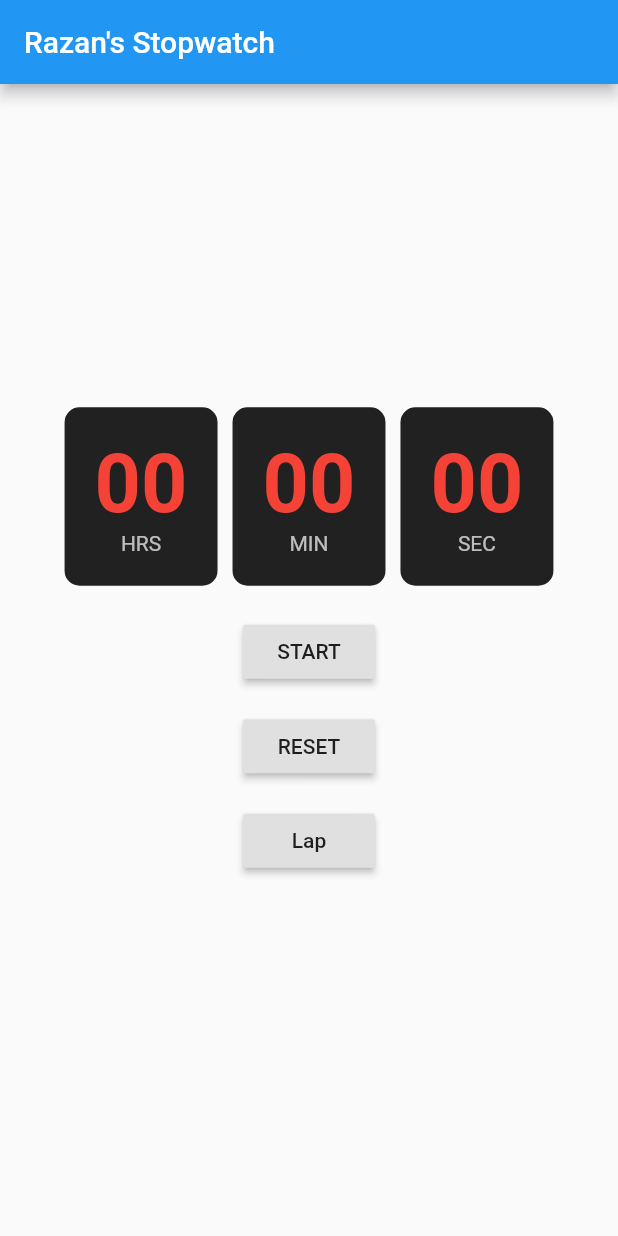
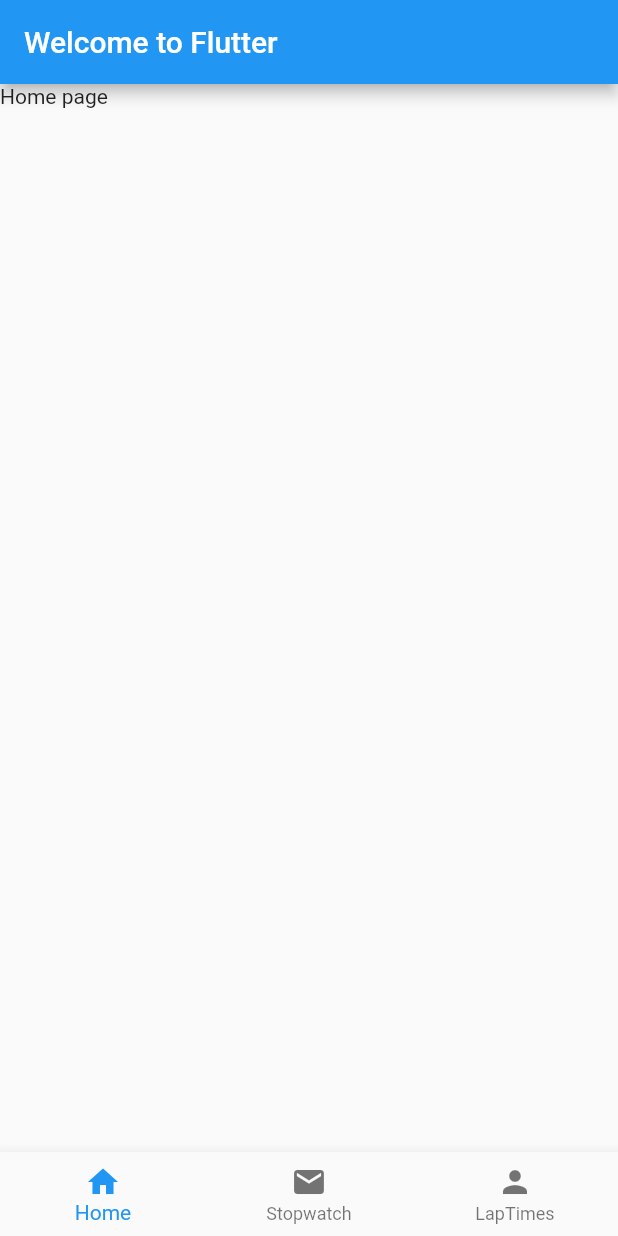
Before and after one commit to razanjoshi/flutter-stopwatch, a Flutter app: the screen it shows after launch, on a phone screen of 412 x 824 dp. Run offline on Flutter 3.47's test engine with Material 2 defaults, Android fonts, the phone set to English and light mode, and no system bars.

```diff
--- a/lib/main.dart
+++ b/lib/main.dart
@@ -1,175 +1,57 @@
 import 'package:flutter/material.dart';
-import 'dart:async';
+import './stopwatch.dart';
 
 void main() {
-  runApp(TimerApp( ));
+  runApp(MainPage( ));
 }
 
-class TimerApp extends StatefulWidget {
+class MainPage extends StatefulWidget {
   @override
   State<StatefulWidget> createState() {
-    return new TimerAppState();
+    return MainPageState();
   }
+
 }
 
-
-class PageTwo extends State<TimerApp> {
+class MainPageState extends State<MainPage>{
+  int _selectedPage = 0;
+  final _pageOptions = [
+    Text('Home page'),
+    TimerApp(),
+    Text('Lap Records'),
+  ];
   @override
-  Widget build (BuildContext context) {
-    return Scaffold(
-      appBar: AppBar(
-        backgroundColor: Theme.of(context).accentColor,
-        elevation: 1.0,
-        actions: <Widget>[
-          IconButton(
-            icon: Icon(Icons.close))
-            // onPressed: ,
-        ]
+  Widget build(BuildContext context) {
+    return MaterialApp(
+      title: 'Welcome to Flutter',
+      home: Scaffold(
+        appBar: AppBar(
+          title: Text('Welcome to Flutter'),
+        ),
+        bottomNavigationBar: BottomNavigationBar(
+          currentIndex: _selectedPage, // this will be set when a new tab is tapped
+          onTap: (int index) {
+            setState(() {
+              _selectedPage = index;
+            });
+          },
+          items: [
+            BottomNavigationBarItem(
+              icon: new Icon(Icons.home),
+              title: new Text('Home'),
+            ),
+            BottomNavigationBarItem(
+              icon: new Icon(Icons.mail),
+              title: new Text('Stopwatch'),
+            ),
+            BottomNavigationBarItem(
+              icon: Icon(Icons.person),
+              title: Text('LapTimes')
+            )
+          ],
+        ),
+        body: _pageOptions[_selectedPage],
       ),
     );
   }
 }
-
-
-class TimerAppState extends State<TimerApp> {
-  static const duration = const Duration(seconds: 1);
-
-  int secondsPassed = 0;
-  bool isActive = false;
-
-  Timer timer;
-
-  void handleTick() {
-    if (isActive) {
-      setState(() {
-        secondsPassed = secondsPassed + 1;
-      });
-    }
-  }
-
-  List<String> _laptime = [''];
-
-  @override
-  Widget build(BuildContext context) {
-    if (timer == null)
-      timer = Timer.periodic(duration, (Timer t) {
-        handleTick();
-      });
-
-    int seconds = secondsPassed % 60;
-    int minutes = secondsPassed ~/ 60;
-    int hours = secondsPassed ~/ (60 * 60);
-
-    return MaterialApp(
-      title: 'Welcome to Flutter',
-      home: Scaffold(
-        appBar: AppBar(
-          title: Text("Razan's Stopwatch"),
-        ),
-        body: Center(
-          child: Column(
-            mainAxisSize: MainAxisSize.min,
-            children: <Widget>[
-              Row(
-                mainAxisAlignment: MainAxisAlignment.center,
-                children: <Widget>[
-                  CustomTextContainer(
-                      label: 'HRS', value: hours.toString().padLeft(2, '0')),
-                  CustomTextContainer(
-                      label: 'MIN', value: minutes.toString().padLeft(2, '0')),
-                  CustomTextContainer(
-                      label: 'SEC', value: seconds.toString().padLeft(2, '0')),
-                ],
-              ),
-              Container(
-                margin: EdgeInsets.only(top: 20),
-                child: RaisedButton(
-                  child: Text(isActive ? 'STOP' : 'START'),
-                  onPressed: () {
-                    setState(() {
-                      isActive = !isActive;
-                    });
-                  },
-                ),
-              ),
-
-              Container(
-                margin: EdgeInsets.only(top: 15),
-                child: RaisedButton(
-                  child: Text('RESET'),
-                  onPressed: () {
-                    setState(() {
-                      isActive = false;
-                      secondsPassed = 0;
-                      _laptime = [''];
-                    });
-                  },
-                ),
-              ),
-
-              Container(
-                margin: EdgeInsets.only(top: 15),
-                child: RaisedButton(
-                  child: Text('Lap'),
-                  onPressed: () {
-                    setState(() {
-                      _laptime.add('lap time: ' + secondsPassed.toString());
-                    });
-                  },
-                ),
-              ),
-              Column(
-                children: _laptime
-                  .map((element) => Card(
-                        child: Column(
-                          children: <Widget>[
-                            Text(element)
-                          ],
-                        ),
-                      ))
-                  .toList()),
-            ],
-          ),
-        ),
-      ),
-    );
-  }
-}
-
-class CustomTextContainer extends StatelessWidget {
-  CustomTextContainer({this.label, this.value});
-
-  final String label;
-  final String value;
-
-  @override
-  Widget build(BuildContext context) {
-    return Container(
-      margin: EdgeInsets.symmetric(horizontal: 5),
-      padding: EdgeInsets.all(20),
-      decoration: new BoxDecoration(
-        borderRadius: new BorderRadius.circular(10),
-        color: Colors.black87,
-      ),
-      child: Column(
-        mainAxisSize: MainAxisSize.min,
-        children: <Widget>[
-          Text(
-            '$value',
-            style: TextStyle(
-              color: Colors.red,
-              fontSize: 54,
-              fontWeight: FontWeight.bold,
-            ),
-          ),
-          Text(
-            '$label',
-            style: TextStyle(
-              color: Colors.white70,
-            ),
-          )
-        ],
-      ),
-    );
-  }
-}
```
Also changed, not shown: lib/stopwatch.dart (added, +156 -0 lines).
